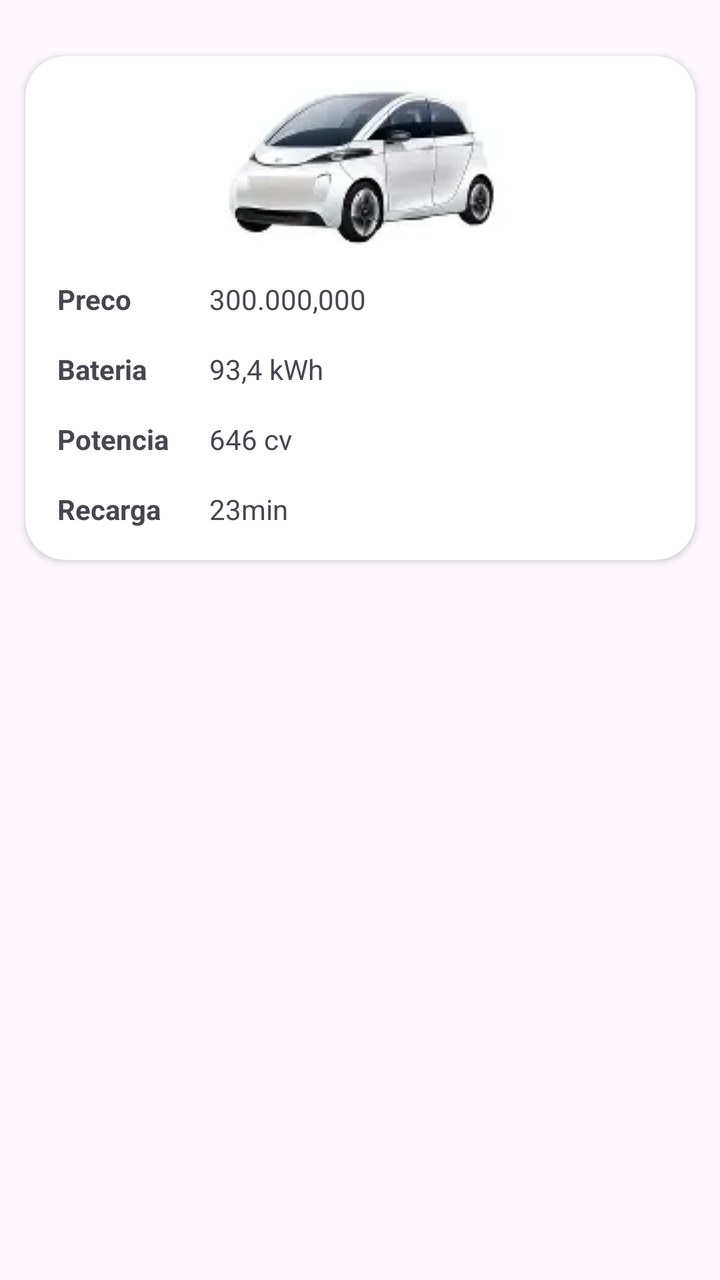
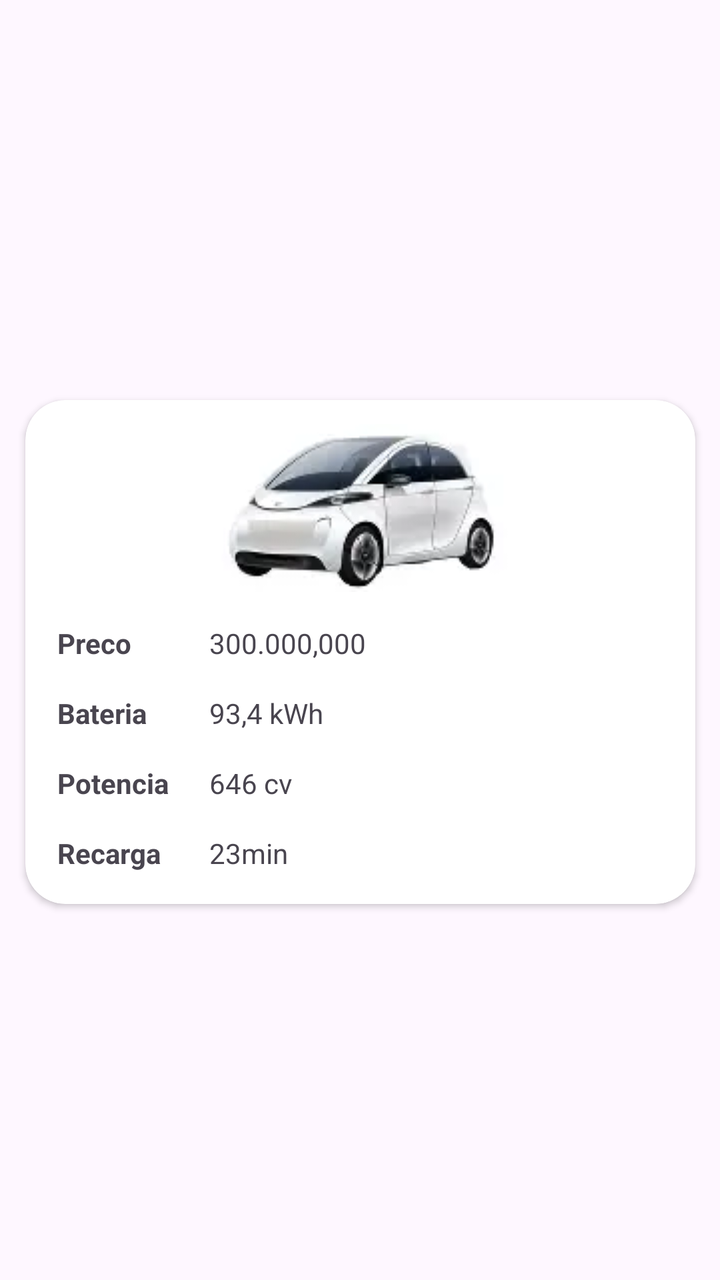

Compare the two renders of this Android layout. The source of the first and the diff that turns it into the second are given below.
<!-- AndroidManifest.xml: application theme Theme.App2_EletricCar -->
<!-- res/layout/carro_item.xml -->
<?xml version="1.0" encoding="utf-8"?>
<androidx.constraintlayout.widget.ConstraintLayout
    xmlns:android="http://schemas.android.com/apk/res/android"
    xmlns:tools="http://schemas.android.com/tools"
    xmlns:app="http://schemas.android.com/apk/res-auto"
    android:id="@+id/main"
    android:layout_width="match_parent"
    android:layout_height="wrap_content">


    <androidx.cardview.widget.CardView
        android:id="@+id/cv_car"
        android:layout_width="wrap_content"
        android:layout_height="wrap_content"
        android:layout_marginTop="28dp"
        android:elevation="24dp"
        app:cardCornerRadius="20dp"
        app:cardBackgroundColor="@color/white"
        app:layout_constraintEnd_toEndOf="parent"
        app:layout_constraintStart_toStartOf="parent"
        app:layout_constraintTop_toTopOf="parent">


        <androidx.constraintlayout.widget.ConstraintLayout
            android:id="@+id/cv_card_content"
            android:layout_width="335dp"
            android:layout_marginBottom="16dp"
            android:layout_height="wrap_content">


            <ImageView
                android:id="@+id/iv_image"
                android:layout_width="match_parent"
                android:layout_height="wrap_content"
                android:layout_margin="12dp"
                android:layout_marginTop="10dp"
                android:src="@drawable/eletric_car"
                app:layout_constraintEnd_toEndOf="parent"
                app:layout_constraintStart_toStartOf="parent"
                app:layout_constraintTop_toTopOf="parent" />

            <TextView
                android:id="@+id/tv_preco"
                android:layout_width="60dp"
                android:layout_height="wrap_content"
                android:layout_margin="16dp"
                android:text="@string/preco"
                android:textStyle="bold"
                app:layout_constraintLeft_toLeftOf="parent"
                app:layout_constraintTop_toBottomOf="@id/iv_image" />

            <TextView
                android:id="@+id/tv_preco_value"
                android:layout_width="wrap_content"
                android:layout_height="wrap_content"
                android:layout_margin="16dp"
                android:text="300.000,000"
                app:layout_constraintStart_toEndOf="@id/tv_preco"
                app:layout_constraintTop_toBottomOf="@id/iv_image" />

            <TextView
                android:id="@+id/tv_bateria"
                android:layout_width="60dp"
                android:layout_height="wrap_content"
                android:layout_margin="16dp"
                android:text="@string/Bateria"
                android:textStyle="bold"
                app:layout_constraintLeft_toLeftOf="parent"
                app:layout_constraintTop_toBottomOf="@id/tv_preco" />

            <TextView
                android:id="@+id/tv_bateria_value"
                android:layout_width="wrap_content"
                android:layout_height="wrap_content"
                android:layout_margin="16dp"
                android:text="93,4 kWh"
                app:layout_constraintStart_toEndOf="@id/tv_bateria"
                app:layout_constraintTop_toBottomOf="@id/tv_preco_value" />

            <TextView
                android:id="@+id/tv_potencia"
                android:layout_width="60dp"
                android:layout_height="wrap_content"
                android:layout_margin="16dp"
                android:text="Potencia"
                android:textStyle="bold"
                app:layout_constraintLeft_toLeftOf="parent"
                app:layout_constraintTop_toBottomOf="@id/tv_bateria" />

            <TextView
                android:id="@+id/tv_potencia_value"
                android:layout_width="wrap_content"
                android:layout_height="wrap_content"
                android:layout_margin="16dp"
                android:text="646 cv"
                app:layout_constraintStart_toEndOf="@id/tv_potencia"
                app:layout_constraintTop_toBottomOf="@id/tv_bateria_value" />


            <TextView
                android:id="@+id/tv_recarga"
                android:layout_width="60dp"
                android:layout_height="wrap_content"
                android:layout_margin="16dp"
                android:text="Recarga"
                android:textStyle="bold"
                app:layout_constraintLeft_toLeftOf="parent"
                app:layout_constraintTop_toBottomOf="@id/tv_potencia" />

            <TextView
                android:id="@+id/tv_recarga_value"
                android:layout_width="wrap_content"
                android:layout_height="wrap_content"
                android:layout_margin="16dp"
                android:text="23min"
                app:layout_constraintStart_toEndOf="@id/tv_recarga"
                app:layout_constraintTop_toBottomOf="@id/tv_potencia_value" />


        </androidx.constraintlayout.widget.ConstraintLayout>
    </androidx.cardview.widget.CardView>

</androidx.constraintlayout.widget.ConstraintLayout>
<!-- resources referenced by this layout -->
<resources>
  <color name="white">#FFFFFFFF</color>
  <!-- drawable eletric_car: png bitmap (drawable, 18036 bytes) -->
  <string name="Bateria">Bateria</string>
  <string name="preco">Preco</string>
  <style name="Theme.App2_EletricCar" parent="Base.Theme.App2_EletricCar" />
  <style name="Base.Theme.App2_EletricCar" parent="Theme.Material3.DayNight.NoActionBar">
          
          
      </style>
</resources>

<!-- the commit's change to res/layout/carro_item.xml (unified diff, before → after) -->
@@ -12,10 +12,12 @@
         android:id="@+id/cv_car"
         android:layout_width="wrap_content"
         android:layout_height="wrap_content"
-        android:layout_marginTop="28dp"
+        android:layout_marginTop="16dp"
+        android:layout_marginBottom="4dp"
         android:elevation="24dp"
+        app:cardBackgroundColor="@color/white"
         app:cardCornerRadius="20dp"
-        app:cardBackgroundColor="@color/white"
+        app:layout_constraintBottom_toBottomOf="parent"
         app:layout_constraintEnd_toEndOf="parent"
         app:layout_constraintStart_toStartOf="parent"
         app:layout_constraintTop_toTopOf="parent">
@@ -24,8 +26,8 @@
         <androidx.constraintlayout.widget.ConstraintLayout
             android:id="@+id/cv_card_content"
             android:layout_width="335dp"
-            android:layout_marginBottom="16dp"
-            android:layout_height="wrap_content">
+            android:layout_height="wrap_content"
+            android:layout_marginBottom="16dp">
 
 
             <ImageView
